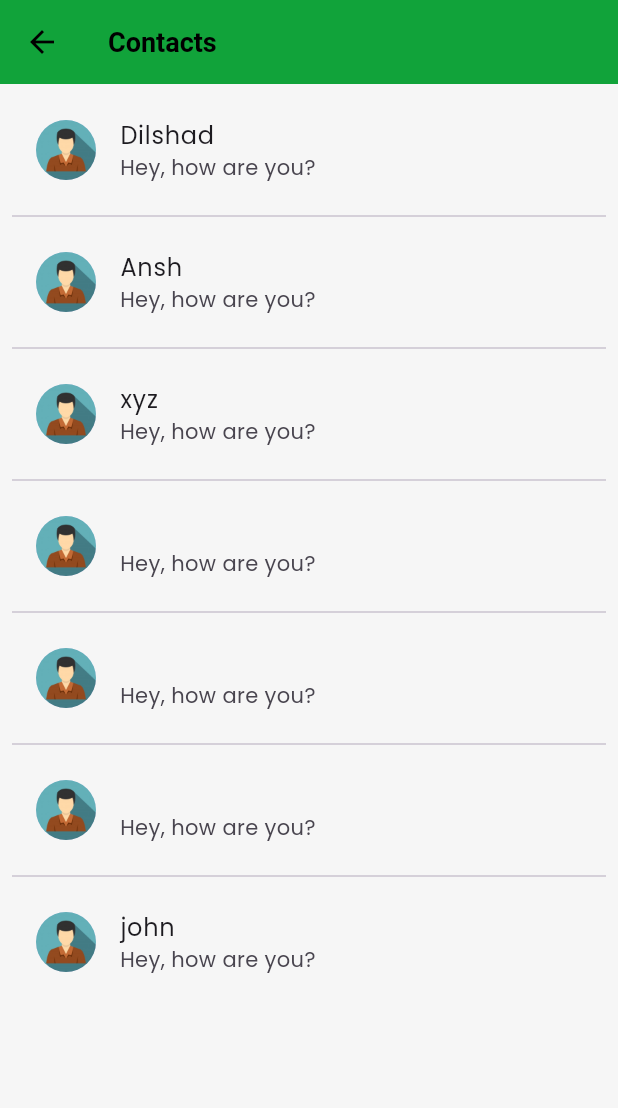
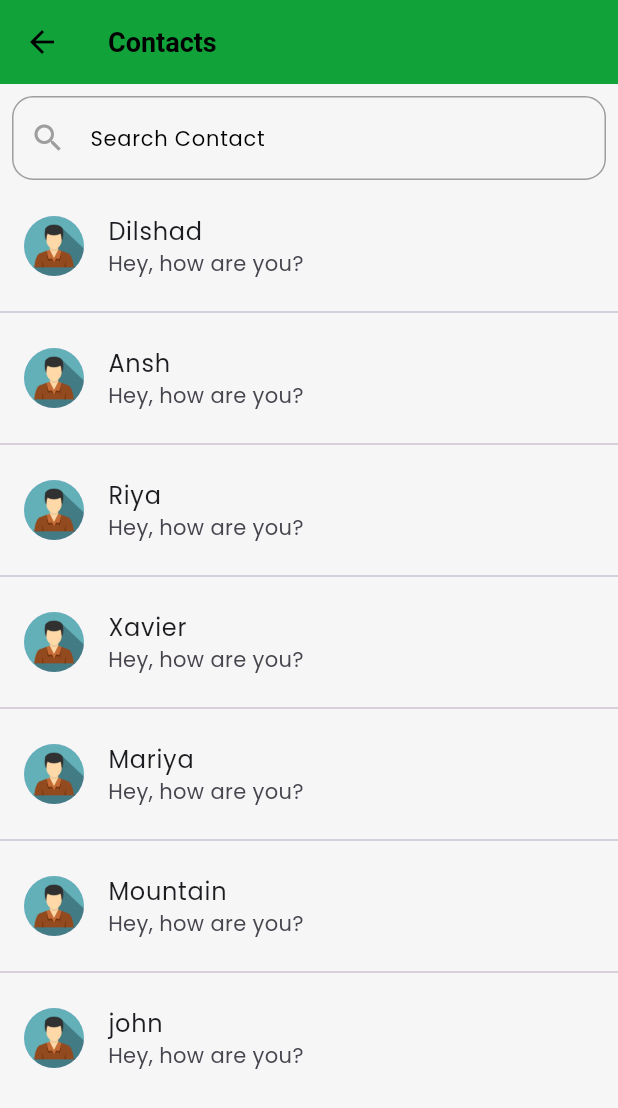
Before and after one commit to Dilshad-mohammad/Convo, a Flutter app: the ContactListScreen screen opened by its route, on a phone screen of 412 x 824 dp. Shown: the top 1108 px of the screen. Run offline on Flutter 3.47's test engine with Material 3 defaults, Android fonts, the light colour scheme and no system bars; our stand-ins replace shared_preferences; missing offline and left inert: social_media_buttons; accounts and stored records are empty; network calls fail.

Commit message:
Searchbar added

```diff
--- a/assets/mock_chatlist.json
+++ b/assets/mock_chatlist.json
@@ -10,22 +10,22 @@
     "lastMessage": "Hey, how are you?"
   },
   {
-    "name": "xyz",
+    "name": "Riya",
     "profilePicUrl": "assets/auth/user_img.jpg",
     "lastMessage": "Hey, how are you?"
   },
   {
-    "name": "",
+    "name": "Xavier",
     "profilePicUrl": "assets/auth/user_img.jpg",
     "lastMessage": "Hey, how are you?"
   },
   {
-    "name": "",
+    "name": "Mariya",
     "profilePicUrl": "assets/auth/user_img.jpg",
     "lastMessage": "Hey, how are you?"
   },
   {
-    "name": "",
+    "name": "Mountain",
     "profilePicUrl": "assets/auth/user_img.jpg",
     "lastMessage": "Hey, how are you?"
   },
--- a/lib/chatlist/chatlist.dart
+++ b/lib/chatlist/chatlist.dart
@@ -1,7 +1,8 @@
 import 'dart:convert';
 import 'package:flutter/material.dart';
+import 'package:flutter/services.dart';
+import 'package:convo/utils/search_container.dart';
 import 'package:convo/utils/brand_color.dart';
-import 'package:flutter/services.dart';
 import '../chat/chat_screen.dart';
 import '../models/contact_list_model.dart';
 import '../utils/helper_function.dart';
@@ -14,29 +15,39 @@ class ContactListScreen extends StatefulWidget {
 }
 
 class _ContactListScreenState extends State<ContactListScreen> {
-  // Initial state of the messages
   List<Contact> _contacts = [];
+  List<Contact> _filteredContacts = [];
+  final TextEditingController _searchController = TextEditingController();
+
+  @override
+  void initState() {
+    super.initState();
+    _loadContactlist();
+    _searchController.addListener(_filterContacts);
+  }
 
   _loadContactlist() async {
-    // Optionally, load messages for the given contact.
+    // Load JSON data
     rootBundle.loadString('assets/mock_chatlist.json').then((response) {
       final List<dynamic> decodedList = jsonDecode(response) as List;
-
-      final List<Contact> contactlists = decodedList.map((listItem) {
+      final List<Contact> contactLists = decodedList.map((listItem) {
         return Contact.fromJson(listItem);
       }).toList();
 
-      // Set the messages state
       setState(() {
-        _contacts = contactlists;
+        _contacts = contactLists;
+        _filteredContacts = _contacts; // Initially show all contacts
       });
     });
   }
 
-  @override
-  void initState() {
-    _loadContactlist();
-    super.initState();
+  void _filterContacts() {
+    String query = _searchController.text.toLowerCase();
+    setState(() {
+      _filteredContacts = _contacts
+          .where((contact) => contact.name.toLowerCase().contains(query))
+          .toList();
+    });
   }
 
   @override
@@ -48,13 +59,27 @@ class _ContactListScreenState extends State<ContactListScreen> {
         title: const Text('Contacts'),
         backgroundColor: BrandColor.primaryColor,
       ),
-      body: Padding(
+      body: Column(
+        children: [
+          Padding(
             padding: const EdgeInsets.all(8.0),
+            child: TextField(
+              controller: _searchController,
+              decoration: InputDecoration(
+                labelText: "Search Contact",
+                prefixIcon: Icon(Icons.search),
+                border: OutlineInputBorder(
+                  borderRadius: BorderRadius.circular(10),
+                ),
+              ),
+            ),
+          ),
+          Expanded(
             child: ListView.separated(
-          separatorBuilder: (BuildContext context, index) { return Divider(); },
-          itemCount: _contacts.length,
+              separatorBuilder: (context, index) => Divider(),
+              itemCount: _filteredContacts.length,
               itemBuilder: (context, index) {
-            final contact = _contacts[index];
+                final contact = _filteredContacts[index];
                 return ListTile(
                   leading: CircleAvatar(
                     backgroundImage: AssetImage(contact.profilePicUrl),
@@ -62,8 +87,6 @@ class _ContactListScreenState extends State<ContactListScreen> {
                   title: Text(contact.name),
                   subtitle: Text(contact.lastMessage),
                   onTap: () {
-                // Navigate to ChatScreen for the selected contact.
-                // You may want to pass the contact details to ChatScreen.
                     Navigator.push(
                       context,
                       MaterialPageRoute(
@@ -75,6 +98,8 @@ class _ContactListScreenState extends State<ContactListScreen> {
               },
             ),
           ),
+        ],
+      ),
     );
   }
 }
```
Lines whose indentation alone changed are shown as unchanged.
